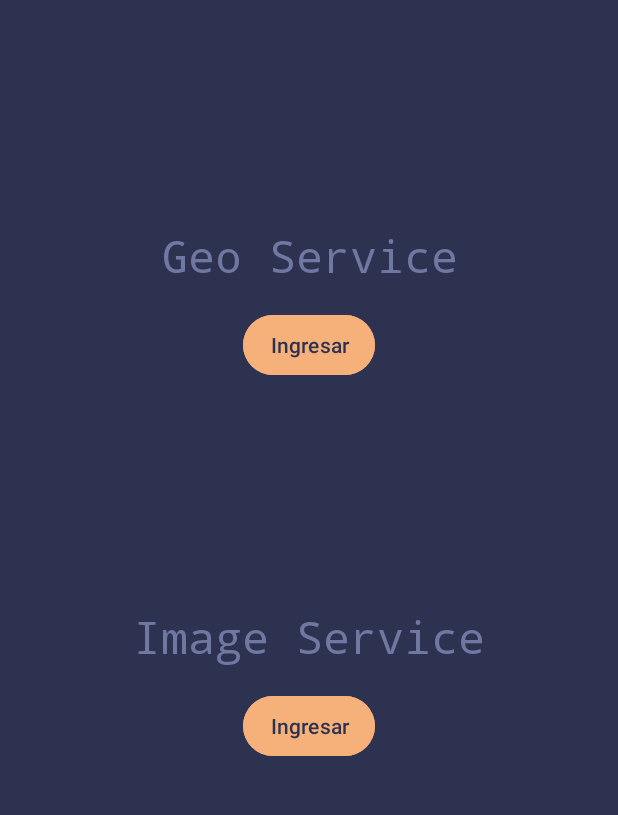
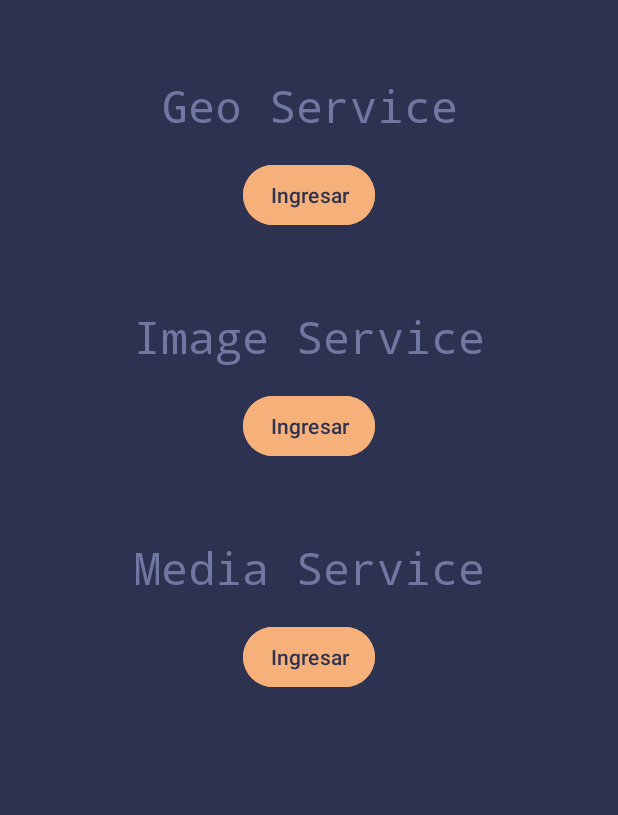
Before and after one commit to CiscoFsociety23/mobile.dedsec.cl, an Android app: the UserPanel screen opened directly, with no data from a screen before it, on a phone screen of 412 x 824 dp, the part 111-926 px from its top. Run offline under Robolectric (Android 15) with nearby library versions, the phone set to English and light mode, and no system bars.

Commit message:
feature: adding media content

```diff
--- a/app/src/main/AndroidManifest.xml
+++ b/app/src/main/AndroidManifest.xml
@@ -19,6 +19,9 @@
         android:theme="@style/Theme.DedsecMobile"
         tools:targetApi="31">
         <activity
+            android:name=".VideoService"
+            android:exported="false" />
+        <activity
             android:name=".Recycler_View"
             android:exported="false" />
         <activity
--- a/app/src/main/java/com/dedsec/dedsec_mobile/UserPanel.java
+++ b/app/src/main/java/com/dedsec/dedsec_mobile/UserPanel.java
@@ -30,6 +30,7 @@ public class UserPanel extends AppCompatActivity {
 
         geo_service_view();
         recycler_view();
+        media_service();
     }
 
     private void geo_service_view(){
@@ -53,4 +54,15 @@ public class UserPanel extends AppCompatActivity {
             }
         });
     }
+
+    private void media_service(){
+        button = findViewById(R.id.btn_ingress_media_service);
+        button.setOnClickListener(new View.OnClickListener() {
+            @Override
+            public void onClick(View view) {
+                Intent activity = new Intent(UserPanel.this, VideoService.class);
+                startActivity(activity);
+            }
+        });
+    }
 }
--- a/app/src/main/res/layout/activity_user_panel.xml
+++ b/app/src/main/res/layout/activity_user_panel.xml
@@ -31,7 +31,7 @@
         app:layout_constraintTop_toTopOf="parent"
         app:layout_constraintStart_toStartOf="parent"
         app:layout_constraintEnd_toEndOf="parent"
-        android:layout_marginTop="150dp" />
+        android:layout_marginTop="50dp" />
 
     <Button
         android:id="@+id/btn_ingress_map"
@@ -56,7 +56,7 @@
         app:layout_constraintTop_toTopOf="parent"
         app:layout_constraintStart_toStartOf="parent"
         app:layout_constraintEnd_toEndOf="parent"
-        android:layout_marginTop="150dp" />
+        android:layout_marginTop="50dp" />
 
     <Button
         android:id="@+id/btn_ingress_recycler"
@@ -70,4 +70,29 @@
         android:textColor="@color/dedsec_dark"
         android:paddingHorizontal="10dp"/>
 
+    <TextView
+        android:layout_width="match_parent"
+        android:layout_height="wrap_content"
+        android:text="@string/mediaservice"
+        android:textColor="@color/dedsec_light"
+        android:fontFamily="monospace"
+        android:textSize="30sp"
+        android:textAlignment="center"
+        app:layout_constraintTop_toTopOf="parent"
+        app:layout_constraintStart_toStartOf="parent"
+        app:layout_constraintEnd_toEndOf="parent"
+        android:layout_marginTop="50dp" />
+
+    <Button
+        android:id="@+id/btn_ingress_media_service"
+        android:layout_width="wrap_content"
+        android:layout_height="wrap_content"
+        android:layout_gravity="center_horizontal"
+        android:layout_marginTop="15dp"
+        android:text="@string/btn_ingress_mediaservice"
+        android:paddingVertical="5dp"
+        android:backgroundTint="@color/dedsec_aux"
+        android:textColor="@color/dedsec_dark"
+        android:paddingHorizontal="10dp"/>
+
 </LinearLayout>
--- a/app/src/main/res/values/strings.xml
+++ b/app/src/main/res/values/strings.xml
@@ -13,4 +13,9 @@
     <string name="recycler">Image Service</string>
     <string name="btn_ingress_recycler">Ingresar</string>
 
+    <string name="mediaservice">Media Service</string>
+    <string name="btn_ingress_mediaservice">Ingresar</string>
+
+    <string name="btn_reproducir">Reproducir Sonido</string>
+
 </resources>
```
Also changed, not shown: app/src/main/java/com/dedsec/dedsec_mobile/VideoService.java (+69 -10 lines), app/src/main/res/layout/activity_video_service.xml (+28 -0 lines).
